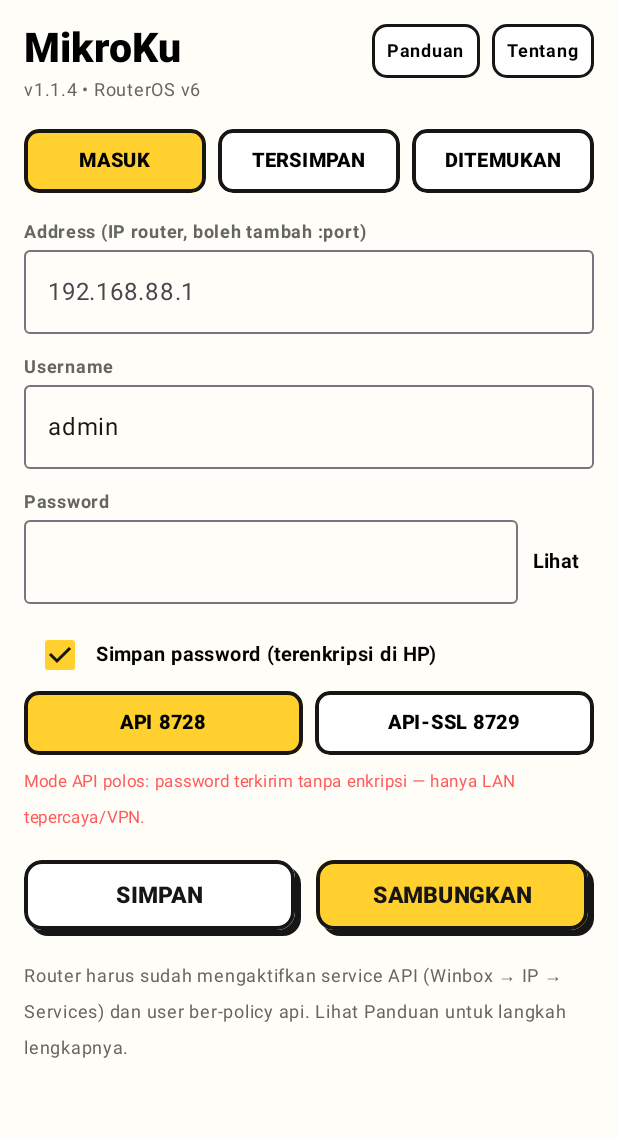
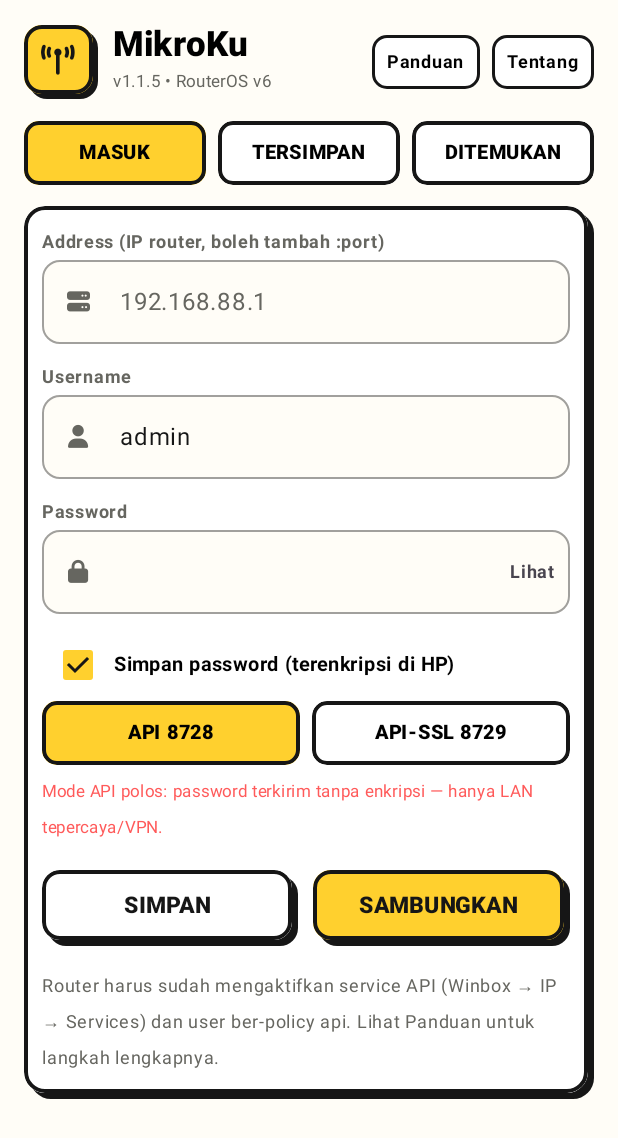
Before and after one commit to qioceky/mikroku, an Android app built with Jetpack Compose: the screen it shows after launch (MainActivity), on a phone screen of 412 x 824 dp. Shown: the top 1138 px of the screen. Run offline under Robolectric (Android 15) with nearby library versions, the phone set to English and light mode, and no system bars.

Commit message:
v1.1.5: Home dipercantik + password hotspot/PPP tampil di form edit
Home (permintaan user 'bagusin lagi'):
- Header berlogo: tile kuning berikon menara siar FA + MikroKu.
- Form MASUK kini di dalam satu NeoCard besar.
- Kolom isian gaya baru NeoField: ikon FA (server/user/gembok),
  border tinta, latar Paper, tombol Lihat pindah ke dalam kolom.

Bug (laporan user): password user hotspot tidak bisa dilihat di form
edit padahal sudah di-set — dulu sengaja dikosongkan. Sekarang:
- ServiceRepo membaca password dari /ip/hotspot/user/print dan
  /ppp/secret/print; form edit menampilkannya (tersamar, tombol
  Lihat/Tutup). CrudField.isPassword baru; berlaku juga untuk form
  User RouterOS & Profil Keamanan WPA2 (keduanya tetap kosong saat
  edit: RouterOS memang tidak mengirim balik password user, WPA2
  demi keamanan tetap ganti-saja).

```diff
--- a/app/build.gradle
+++ b/app/build.gradle
@@ -12,8 +12,8 @@ android {
         applicationId "id.mikroku"
         minSdk 26
         targetSdk 35
-        versionCode 18
-        versionName "1.1.4"
+        versionCode 19
+        versionName "1.1.5"
     }
 
     buildFeatures {
--- a/app/src/main/java/id/mikroku/ui/AdvancedScreens.kt
+++ b/app/src/main/java/id/mikroku/ui/AdvancedScreens.kt
@@ -192,7 +192,7 @@ private fun securityProfileForm(existing: SecurityProfileEntry?): CrudFormSpec {
                 options = listOf("wpa2-psk", "wpa-psk,wpa2-psk", "wpa-psk")),
             CrudField("wpa2-pre-shared-key", "Password WPA2", "",
                 hint = if (edit) "Kosongkan bila tidak diubah" else "Password WiFi (min. 8 karakter)",
-                skipBlankOnEdit = true),
+                skipBlankOnEdit = true, isPassword = true),
             CrudField("comment", "Komentar", existing?.comment ?: "")
         ),
         submit = { client, v ->
--- a/app/src/main/java/id/mikroku/ui/FaIcons.kt
+++ b/app/src/main/java/id/mikroku/ui/FaIcons.kt
@@ -50,6 +50,8 @@ object Fa {
     const val FLOPPY = ""
     const val ARROW_LEFT = ""
     const val ROTATE_RIGHT = ""
+    const val USER = ""
+    const val LOCK = ""
 }
 
 private object FaTypeface {
--- a/app/src/main/java/id/mikroku/ui/HomeScreen.kt
+++ b/app/src/main/java/id/mikroku/ui/HomeScreen.kt
@@ -13,7 +13,9 @@ import androidx.compose.foundation.layout.Spacer
 import androidx.compose.foundation.layout.fillMaxSize
 import androidx.compose.foundation.layout.fillMaxWidth
 import androidx.compose.foundation.layout.height
+import androidx.compose.foundation.layout.offset
 import androidx.compose.foundation.layout.padding
+import androidx.compose.foundation.layout.size
 import androidx.compose.foundation.lazy.LazyColumn
 import androidx.compose.foundation.lazy.items
 import androidx.compose.foundation.rememberScrollState
@@ -129,10 +131,30 @@ fun HomeScreen(
     }
 
     Column(Modifier.fillMaxSize().padding(16.dp)) {
-        Row(Modifier.fillMaxWidth(), horizontalArrangement = Arrangement.SpaceBetween) {
-            Column {
-                Text("MikroKu", fontSize = 27.sp, fontWeight = FontWeight.Black)
-                Text("v${BuildConfig.VERSION_NAME} • RouterOS v6", color = Muted, fontSize = 12.sp)
+        Row(Modifier.fillMaxWidth(), verticalAlignment = Alignment.CenterVertically) {
+            // Tile logo: kotak kuning khas MikroKu berikon menara siar FA.
+            Box(Modifier.padding(end = 3.dp, bottom = 3.dp)) {
+                Box(
+                    Modifier
+                        .matchParentSize()
+                        .offset(x = 3.dp, y = 3.dp)
+                        .clip(RoundedCornerShape(12.dp))
+                        .background(Shadow)
+                )
+                Box(
+                    Modifier
+                        .size(46.dp)
+                        .clip(RoundedCornerShape(12.dp))
+                        .background(MikroYellow)
+                        .border(2.5.dp, Ink, RoundedCornerShape(12.dp)),
+                    contentAlignment = Alignment.Center
+                ) {
+                    FaIcon(Fa.TOWER, size = 20.sp, color = Color(0xFF161616))
+                }
+            }
+            Column(Modifier.padding(start = 10.dp).weight(1f)) {
+                Text("MikroKu", fontSize = 23.sp, fontWeight = FontWeight.Black)
+                Text("v${BuildConfig.VERSION_NAME} • RouterOS v6", color = Muted, fontSize = 11.sp)
             }
             Row(horizontalArrangement = Arrangement.spacedBy(8.dp)) {
                 SmallHeaderButton("Panduan") { onGuide() }
@@ -149,7 +171,8 @@ fun HomeScreen(
         Spacer(Modifier.height(14.dp))
 
         when (tab) {
-            0 -> LoginForm(
+            0 -> NeoCard {
+                LoginForm(
                 address = address, onAddress = { address = it },
                 username = username, onUsername = { username = it },
                 password = password, onPassword = { password = it },
@@ -169,6 +192,7 @@ fun HomeScreen(
                     onConnect(session, saveAs)
                 }
                 )
+            }
             1 -> SavedTab(
                 routers = routers,
                 statuses = statuses,
@@ -217,25 +241,26 @@ private fun LoginForm(
 ) {
     Column(Modifier.verticalScroll(rememberScrollState())) {
         FormField("Address (IP router, boleh tambah :port)") {
-            OutlinedTextField(address, onAddress, Modifier.fillMaxWidth(), singleLine = true,
-                placeholder = { Text("192.168.88.1") })
+            NeoField(address, onAddress, Fa.SERVER, placeholder = "192.168.88.1")
         }
         FormField("Username") {
-            OutlinedTextField(username, onUsername, Modifier.fillMaxWidth(), singleLine = true)
+            NeoField(username, onUsername, Fa.USER)
         }
         FormField("Password") {
-            Row(verticalAlignment = Alignment.CenterVertically) {
-                OutlinedTextField(
-                    password, onPassword, Modifier.weight(1f), singleLine = true,
+            NeoField(
+                password, onPassword, Fa.LOCK,
                 visualTransformation = if (passwordVisible) VisualTransformation.None
-                    else PasswordVisualTransformation()
-                )
+                else PasswordVisualTransformation(),
+                trailing = {
                     Text(
                         if (passwordVisible) "Sembunyi" else "Lihat",
-                    fontWeight = FontWeight.Bold, fontSize = 13.sp,
-                    modifier = Modifier.clickable { onToggleVisible() }.padding(10.dp)
+                        fontWeight = FontWeight.Bold, fontSize = 12.sp,
+                        modifier = Modifier
+                            .clickable { onToggleVisible() }
+                            .padding(horizontal = 10.dp, vertical = 6.dp)
                     )
                 }
+            )
         }
 
         Row(verticalAlignment = Alignment.CenterVertically) {
@@ -274,6 +299,35 @@ private fun LoginForm(
             color = Muted, fontSize = 12.sp
         )
     }
+}
+
+/** Kolom isian gaya MikroKu: ikon FA di kiri, border tinta, latar Paper. */
+@Composable
+private fun NeoField(
+    value: String,
+    onValueChange: (String) -> Unit,
+    icon: String,
+    placeholder: String? = null,
+    visualTransformation: VisualTransformation = VisualTransformation.None,
+    trailing: @Composable (() -> Unit)? = null
+) {
+    OutlinedTextField(
+        value, onValueChange,
+        Modifier.fillMaxWidth(),
+        singleLine = true,
+        shape = RoundedCornerShape(12.dp),
+        colors = androidx.compose.material3.OutlinedTextFieldDefaults.colors(
+            focusedBorderColor = Ink,
+            unfocusedBorderColor = Ink.copy(alpha = 0.4f),
+            focusedContainerColor = Paper,
+            unfocusedContainerColor = Paper,
+            cursorColor = Ink
+        ),
+        placeholder = if (placeholder != null) ({ Text(placeholder, color = Muted) }) else null,
+        leadingIcon = { FaIcon(icon, size = 15.sp, color = Muted) },
+        visualTransformation = visualTransformation,
+        trailingIcon = trailing
+    )
 }
 
 @Composable
--- a/app/src/main/java/id/mikroku/ui/SystemScreens.kt
+++ b/app/src/main/java/id/mikroku/ui/SystemScreens.kt
@@ -215,8 +215,8 @@ private fun routerUserForm(existing: RouterUserEntry?): CrudFormSpec {
         fields = listOf(
             CrudField("name", "Username", existing?.name ?: "", required = true),
             CrudField("password", "Password", "",
-                hint = if (edit) "Kosongkan bila tidak diubah" else "Boleh kosong",
-                skipBlankOnEdit = true),
+                hint = if (edit) "RouterOS tidak mengirim balik password user — kosongkan bila tidak diubah" else "Boleh kosong",
+                skipBlankOnEdit = true, isPassword = true),
             CrudField("group", "Grup", existing?.group ?: "read",
                 hint = "full / read / write atau nama grup kustom",
                 options = listOf("full", "read", "write")),
```
Also changed, not shown: app/src/main/java/id/mikroku/data/ServiceRepo.kt (+6 -1 lines), app/src/main/java/id/mikroku/ui/CrudForm.kt (+19 -2 lines), app/src/main/java/id/mikroku/ui/ServiceScreens.kt (+6 -6 lines). Lines whose indentation alone changed are shown as unchanged.
